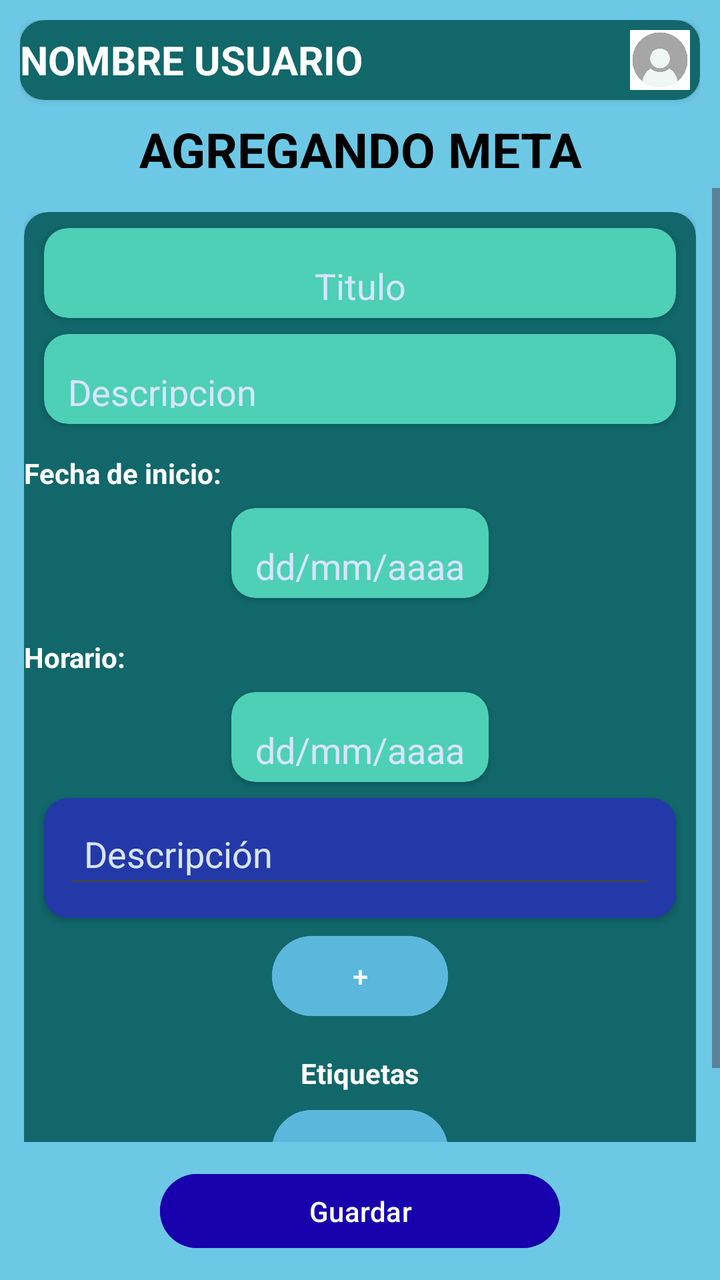
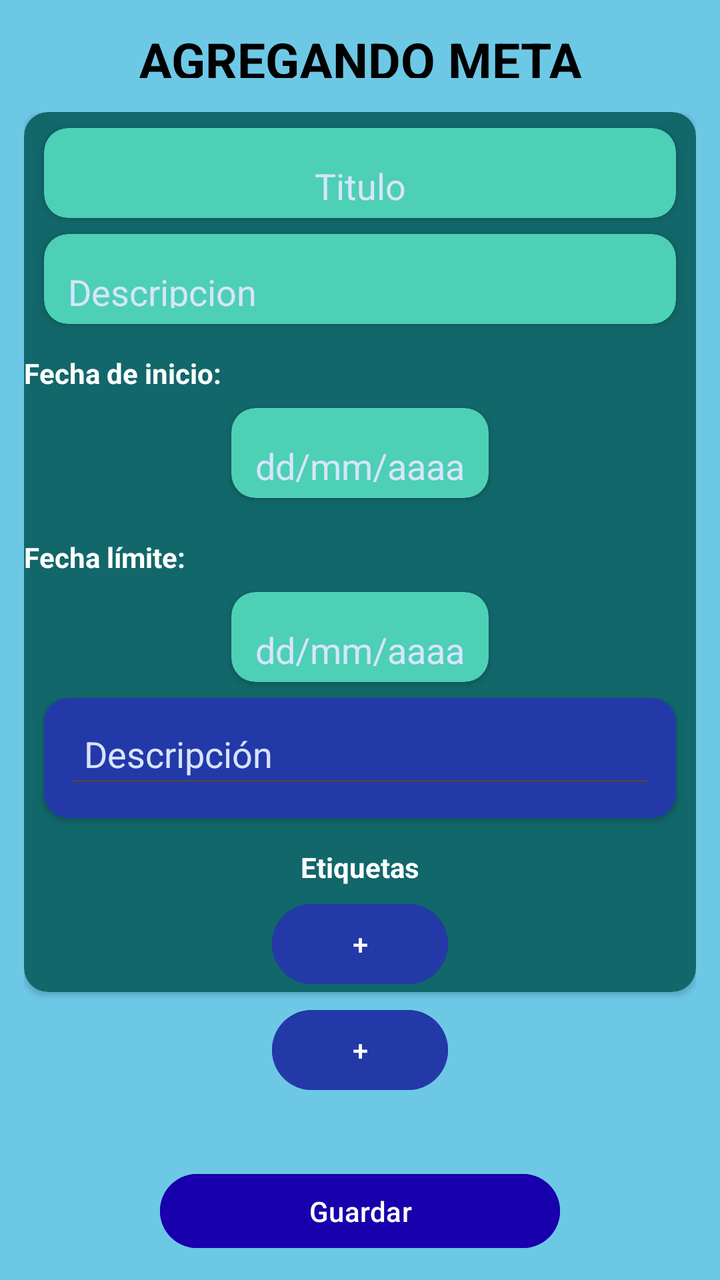

Before-and-after screenshots of an Android layout around one commit, followed by the original layout XML and the change that was made.
<!-- AndroidManifest.xml: application theme Theme.SuperSexiBoys -->
<!-- res/layout/activity_agregar_meta.xml -->
<?xml version="1.0" encoding="utf-8"?>
<LinearLayout xmlns:android="http://schemas.android.com/apk/res/android"
    xmlns:app="http://schemas.android.com/apk/res-auto"
    xmlns:tools="http://schemas.android.com/tools"
    android:layout_width="match_parent"
    android:layout_height="match_parent"
    android:orientation="vertical"
    android:background="#6DC8E6"
    >

    <LinearLayout
        android:layout_width="match_parent"
        android:layout_height="wrap_content"
        android:padding="10dp"
        android:orientation="vertical">

        <androidx.cardview.widget.CardView
            android:layout_width="match_parent"
            android:layout_height="wrap_content"
            app:cardCornerRadius="12dp"
            >

            <LinearLayout
                android:layout_width="match_parent"
                android:gravity="center_vertical"
                android:layout_height="wrap_content"
                android:orientation="horizontal"
                android:background="#11676a"
                >

                <TextView
                    android:id="@+id/txtNombreUsuario"
                    android:layout_width="0dp"
                    android:layout_weight="1"
                    android:layout_height="wrap_content"
                    android:text="NOMBRE USUARIO"
                    android:textStyle="bold"
                    android:textSize="20sp"
                    android:background="#11676a"
                    android:textColor="@color/white" />


                <ImageView
                    android:id="@+id/imgPerfil"
                    android:layout_width="40dp"
                    android:layout_height="40dp"
                    android:src="@drawable/perfilvacio"
                    android:background="@drawable/circuloblanco"
                    android:padding="5dp" />
            </LinearLayout>
        </androidx.cardview.widget.CardView>

        <TextView
            android:layout_width="match_parent"
            android:layout_height="26dp"
            android:layout_marginTop="8dp"
            android:text="AGREGANDO META"
            android:textAlignment="center"
            android:textColor="@android:color/black"
            android:textSize="25sp"
            android:textStyle="bold" />
    </LinearLayout>


    <ScrollView
        android:layout_width="match_parent"
        android:layout_height="0dp"
        android:layout_weight="1">

        <LinearLayout
            android:orientation="vertical"
            android:layout_width="match_parent"
            android:layout_height="wrap_content"
            android:padding="12dp">

            <androidx.cardview.widget.CardView
                android:layout_width="match_parent"
                android:layout_height="wrap_content"
                android:padding="15dp"
                app:cardCornerRadius="12dp"
                android:backgroundTint="#11676a">


                <LinearLayout
                    android:layout_width="match_parent"
                    android:layout_height="wrap_content"
                    android:gravity="center"
                    android:orientation="vertical">

                    <androidx.cardview.widget.CardView
                        android:layout_width="match_parent"
                        android:layout_height="wrap_content"
                        android:layout_marginTop="8dp"
                        android:backgroundTint="#4DD0B5"
                        app:cardCornerRadius="12dp"
                        android:layout_marginStart="10dp"
                        android:layout_marginEnd="10dp"
                        >

                        <LinearLayout
                            android:layout_width="match_parent"
                            android:layout_height="45dp"
                            android:orientation="vertical"
                            android:padding="8dp"
                            >

                            <EditText
                                android:layout_width="match_parent"
                                android:layout_height="40dp"
                                android:hint="Titulo"
                                android:gravity="center"
                                android:textColorHint="#d8e4ff"
                                />

                        </LinearLayout>
                    </androidx.cardview.widget.CardView>


                    <androidx.cardview.widget.CardView
                        android:layout_width="match_parent"
                        android:layout_height="wrap_content"
                        android:layout_marginTop="8dp"
                        android:backgroundTint="#4DD0B5"
                        app:cardCornerRadius="12dp"
                        android:layout_marginStart="10dp"
                        android:layout_marginEnd="10dp"
                        >

                        <LinearLayout
                            android:layout_width="match_parent"
                            android:layout_height="45dp"
                            android:orientation="vertical"
                            android:padding="8dp"
                            >

                            <EditText
                                android:layout_width="match_parent"
                                android:layout_height="40dp"
                                android:hint="Descripcion"
                                android:textColorHint="#d8e4ff"
                                />

                        </LinearLayout>
                    </androidx.cardview.widget.CardView>



                    <TextView
                        android:layout_width="match_parent"
                        android:layout_height="wrap_content"
                        android:layout_marginTop="15dp"
                        android:text="Fecha de inicio:"
                        android:textColor="@android:color/white"
                        android:textStyle="bold" />

                    <androidx.cardview.widget.CardView
                        android:layout_width="wrap_content"
                        android:layout_height="wrap_content"
                        android:layout_marginTop="8dp"
                        android:backgroundTint="#4DD0B5"
                        app:cardCornerRadius="12dp"
                        android:layout_marginStart="10dp"
                        android:layout_marginEnd="10dp"
                        >

                        <LinearLayout
                            android:layout_width="match_parent"
                            android:layout_height="45dp"
                            android:orientation="vertical"
                            android:padding="8dp"
                            >

                            <EditText
                                android:layout_width="match_parent"
                                android:layout_height="40dp"
                                android:hint="dd/mm/aaaa"
                                android:textColorHint="#d8e4ff"
                                />
                        </LinearLayout>
                    </androidx.cardview.widget.CardView>

                    <TextView
                        android:layout_width="match_parent"
                        android:layout_height="wrap_content"
                        android:layout_marginTop="20dp"
                        android:text="Horario:"
                        android:textColor="@android:color/white"
                        android:textStyle="bold" />

                    <androidx.cardview.widget.CardView
                        android:layout_width="wrap_content"
                        android:layout_height="wrap_content"
                        android:layout_marginTop="8dp"
                        android:backgroundTint="#4DD0B5"
                        app:cardCornerRadius="12dp"
                        android:layout_marginStart="10dp"
                        android:layout_marginEnd="10dp"
                        >

                        <LinearLayout
                            android:layout_width="match_parent"
                            android:layout_height="45dp"
                            android:orientation="vertical"
                            android:padding="8dp"
                            >

                            <EditText
                                android:layout_width="match_parent"
                                android:layout_height="40dp"
                                android:hint="dd/mm/aaaa"
                                android:textColorHint="#d8e4ff"
                                />
                        </LinearLayout>
                    </androidx.cardview.widget.CardView>


                    <androidx.cardview.widget.CardView
                        android:layout_width="match_parent"
                        android:layout_height="wrap_content"
                        android:layout_marginTop="8dp"
                        android:backgroundTint="#2339a8"
                        app:cardCornerRadius="12dp"
                        android:layout_marginStart="10dp"
                        android:layout_marginEnd="10dp"

                        >

                        <LinearLayout
                            android:layout_width="match_parent"
                            android:layout_height="wrap_content"
                            android:orientation="vertical"
                            android:padding="10dp"
                            >

                            <EditText
                                android:layout_width="match_parent"
                                android:layout_height="40dp"
                                android:hint="Descripción"
                                android:padding="10dp"
                                android:textColorHint="#d8e4ff"

                                />
                        </LinearLayout>
                    </androidx.cardview.widget.CardView>


                    <Button
                        android:id="@+id/btnAgregarEtiqueta1"
                        android:layout_width="wrap_content"
                        android:layout_height="wrap_content"
                        android:layout_gravity="center"
                        android:layout_marginTop="5dp"
                        android:backgroundTint="#5bb8dc"
                        android:text="+"
                        android:textColor="@android:color/white" />

                    <TextView
                        android:layout_width="wrap_content"
                        android:layout_height="wrap_content"
                        android:layout_marginTop="15dp"
                        android:text="Etiquetas"
                        android:textColor="@android:color/white"
                        android:layout_gravity="center"
                        android:textStyle="bold" />

                    <Button
                        android:id="@+id/btnAgregarEtiqueta2"
                        android:layout_width="wrap_content"
                        android:layout_height="wrap_content"
                        android:layout_gravity="center"
                        android:layout_marginTop="5dp"
                        android:backgroundTint="#5bb8dc"
                        android:text="+"
                        android:textColor="@android:color/white" />


                </LinearLayout>
            </androidx.cardview.widget.CardView>

        </LinearLayout>
    </ScrollView>

    <LinearLayout
        android:layout_width="match_parent"
        android:layout_height="wrap_content"
        android:padding="12dp"
        android:gravity="center">

        <Button
            android:id="@+id/btnGuardar"
            android:layout_width="200dp"
            android:layout_height="45dp"
            android:text="Guardar"
            android:backgroundTint="#1800ad"
            android:textColor="@android:color/white"/>
    </LinearLayout>

</LinearLayout>
<!-- resources referenced by this layout -->
<resources>
  <color name="white">#FFFFFFFF</color>
  <!-- drawable circuloblanco: png bitmap (drawable, 11172 bytes) -->
  <!-- drawable perfilvacio: jpg bitmap (drawable, 13526 bytes) -->
  <style name="Theme.SuperSexiBoys" parent="Base.Theme.SuperSexiBoys" />
  <style name="Base.Theme.SuperSexiBoys" parent="Theme.Material3.DayNight.NoActionBar">
          
          
      </style>
</resources>

<!-- the commit's change to res/layout/activity_agregar_meta.xml (unified diff, before → after) -->
@@ -11,44 +11,10 @@
     <LinearLayout
         android:layout_width="match_parent"
         android:layout_height="wrap_content"
-        android:padding="10dp"
+        android:padding="5dp"
         android:orientation="vertical">
 
-        <androidx.cardview.widget.CardView
-            android:layout_width="match_parent"
-            android:layout_height="wrap_content"
-            app:cardCornerRadius="12dp"
-            >
-
-            <LinearLayout
-                android:layout_width="match_parent"
-                android:gravity="center_vertical"
-                android:layout_height="wrap_content"
-                android:orientation="horizontal"
-                android:background="#11676a"
-                >
-
-                <TextView
-                    android:id="@+id/txtNombreUsuario"
-                    android:layout_width="0dp"
-                    android:layout_weight="1"
-                    android:layout_height="wrap_content"
-                    android:text="NOMBRE USUARIO"
-                    android:textStyle="bold"
-                    android:textSize="20sp"
-                    android:background="#11676a"
-                    android:textColor="@color/white" />
-
-
-                <ImageView
-                    android:id="@+id/imgPerfil"
-                    android:layout_width="40dp"
-                    android:layout_height="40dp"
-                    android:src="@drawable/perfilvacio"
-                    android:background="@drawable/circuloblanco"
-                    android:padding="5dp" />
-            </LinearLayout>
-        </androidx.cardview.widget.CardView>
+
 
         <TextView
             android:layout_width="match_parent"
@@ -183,7 +149,7 @@
                         android:layout_width="match_parent"
                         android:layout_height="wrap_content"
                         android:layout_marginTop="20dp"
-                        android:text="Horario:"
+                        android:text="Fecha límite:"
                         android:textColor="@android:color/white"
                         android:textStyle="bold" />
 
@@ -243,16 +209,6 @@
                         </LinearLayout>
                     </androidx.cardview.widget.CardView>
 
-
-                    <Button
-                        android:id="@+id/btnAgregarEtiqueta1"
-                        android:layout_width="wrap_content"
-                        android:layout_height="wrap_content"
-                        android:layout_gravity="center"
-                        android:layout_marginTop="5dp"
-                        android:backgroundTint="#5bb8dc"
-                        android:text="+"
-                        android:textColor="@android:color/white" />
 
                     <TextView
                         android:layout_width="wrap_content"
@@ -269,15 +225,39 @@
                         android:layout_height="wrap_content"
                         android:layout_gravity="center"
                         android:layout_marginTop="5dp"
-                        android:backgroundTint="#5bb8dc"
+                        android:backgroundTint="#2339A8"
                         android:text="+"
                         android:textColor="@android:color/white" />
-
-
                 </LinearLayout>
             </androidx.cardview.widget.CardView>
 
+            <LinearLayout
+                android:layout_width="wrap_content"
+                android:layout_height="wrap_content"
+                android:orientation="vertical"
+                android:layout_gravity="center"
+                >
+
+
+                <Button
+                    android:id="@+id/btnAgregarEtiqueta1"
+                    android:layout_width="wrap_content"
+                    android:layout_height="wrap_content"
+                    android:layout_gravity="center"
+                    android:layout_marginTop="5dp"
+                    android:backgroundTint="#2339A8"
+                    android:text="+"
+                    android:textColor="@android:color/white" />
+
+            </LinearLayout>
+
+
+
         </LinearLayout>
+
+
+
+
     </ScrollView>
 
     <LinearLayout
<!-- resource entries referenced after the edit -->
@@ -1,8 +1,5 @@
 <!-- resources referenced by this layout -->
 <resources>
-  <color name="white">#FFFFFFFF</color>
-  <!-- drawable circuloblanco: png bitmap (drawable, 11172 bytes) -->
-  <!-- drawable perfilvacio: jpg bitmap (drawable, 13526 bytes) -->
   <style name="Theme.SuperSexiBoys" parent="Base.Theme.SuperSexiBoys" />
   <style name="Base.Theme.SuperSexiBoys" parent="Theme.Material3.DayNight.NoActionBar">
           
